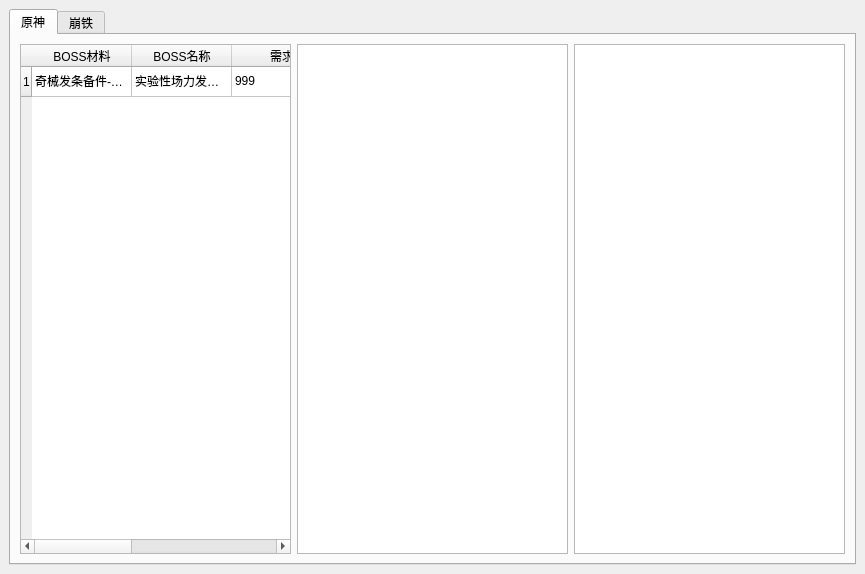
This is src/views/design/mainwindow.ui in Cjsah/qt-test as Qt 5 draws it before an edit. The edited form follows.
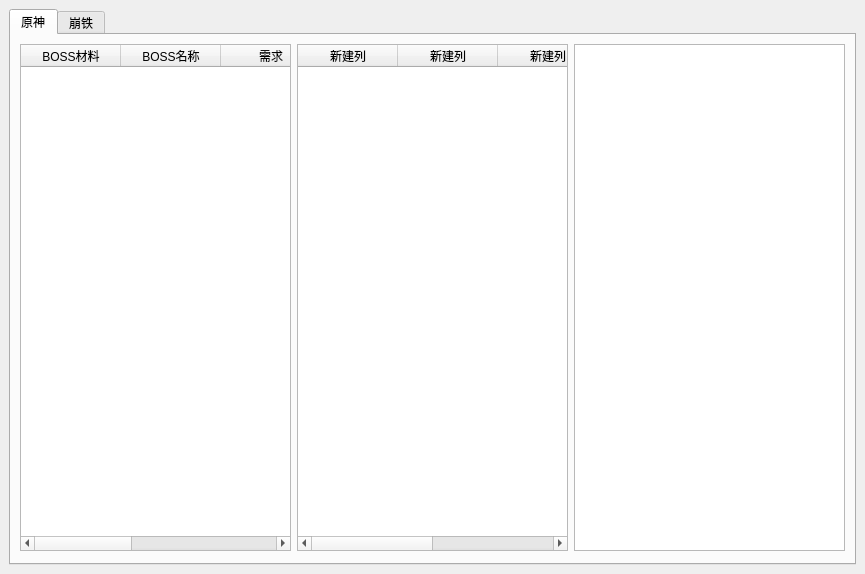
This is the edited form. The open tabs and pages were chosen to show the change.

What changed in the file:
```diff
--- a/src/views/design/mainwindow.ui
+++ b/src/views/design/mainwindow.ui
@@ -24,10 +24,55 @@
        <attribute name="title">
         <string>原神</string>
        </attribute>
-       <layout class="QHBoxLayout" name="horizontalLayout">
-        <item>
+       <widget class="QTableWidget" name="genshin_world_material">
+        <property name="geometry">
+         <rect>
+          <x>286</x>
+          <y>9</y>
+          <width>271</width>
+          <height>507</height>
+         </rect>
+        </property>
+        <column>
+         <property name="text">
+          <string>新建列</string>
+         </property>
+        </column>
+        <column>
+         <property name="text">
+          <string>新建列</string>
+         </property>
+        </column>
+        <column>
+         <property name="text">
+          <string>新建列</string>
+         </property>
+        </column>
+        <column>
+         <property name="text">
+          <string>新建列</string>
+         </property>
+        </column>
+       </widget>
+       <widget class="QTableWidget" name="genshin_mob_material">
+        <property name="geometry">
+         <rect>
+          <x>563</x>
+          <y>9</y>
+          <width>271</width>
+          <height>507</height>
+         </rect>
+        </property>
+       </widget>
          <widget class="QTableWidget" name="genshin_boss_material">
-          <row/>
+        <property name="geometry">
+         <rect>
+          <x>9</x>
+          <y>9</y>
+          <width>271</width>
+          <height>507</height>
+         </rect>
+        </property>
           <column>
            <property name="text">
             <string>BOSS材料</string>
@@ -53,43 +98,7 @@
             <string>缺少</string>
            </property>
           </column>
-          <item row="0" column="0">
-           <property name="text">
-            <string>奇械发条备件-歌斐莉娅</string>
-           </property>
-           <property name="flags">
-            <set>ItemIsSelectable|ItemIsUserCheckable|ItemIsEnabled</set>
-           </property>
-          </item>
-          <item row="0" column="1">
-           <property name="text">
-            <string>实验性场力发生装置</string>
-           </property>
-          </item>
-          <item row="0" column="2">
-           <property name="text">
-            <string>999</string>
-           </property>
-          </item>
-          <item row="0" column="3">
-           <property name="text">
-            <string>999</string>
-           </property>
-          </item>
-          <item row="0" column="4">
-           <property name="text">
-            <string>999</string>
-           </property>
-          </item>
-         </widget>
-        </item>
-        <item>
-         <widget class="QTableWidget" name="genshin_world_material"/>
-        </item>
-        <item>
-         <widget class="QTableWidget" name="genshin_mob_material"/>
-        </item>
-       </layout>
+       </widget>
       </widget>
       <widget class="QWidget" name="starrail_tab">
        <attribute name="title">
```
Left out of the diff: 2 changed lines with no effect on the pictures. Lines whose indentation alone changed are shown as unchanged.
